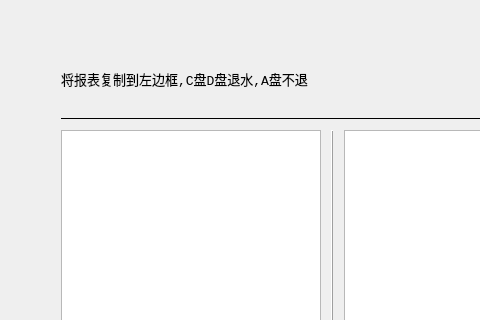
chowhsienwuu/laopo_lanlan_pk10, file mainwindow.ui: the form before one commit; both pictures show x 0 to 480 and y 0 to 320 of the 1147 by 730 pixel window.
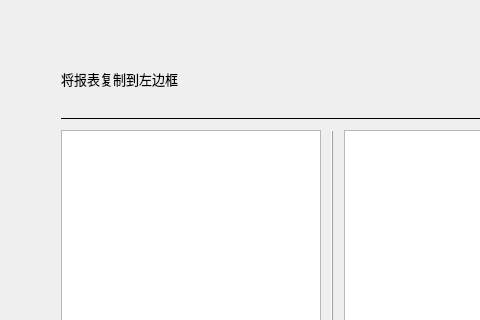
The form after the commit.

Diff of the .ui file:
```diff
--- a/mainwindow.ui
+++ b/mainwindow.ui
@@ -56,7 +56,7 @@
           </font>
          </property>
          <property name="text">
-          <string>将报表复制到左边框,C盘D盘退水,A盘不退</string>
+          <string>将报表复制到左边框</string>
          </property>
         </widget>
        </item>
```
Left out of the diff: 2 changed lines with no effect on the pictures.
